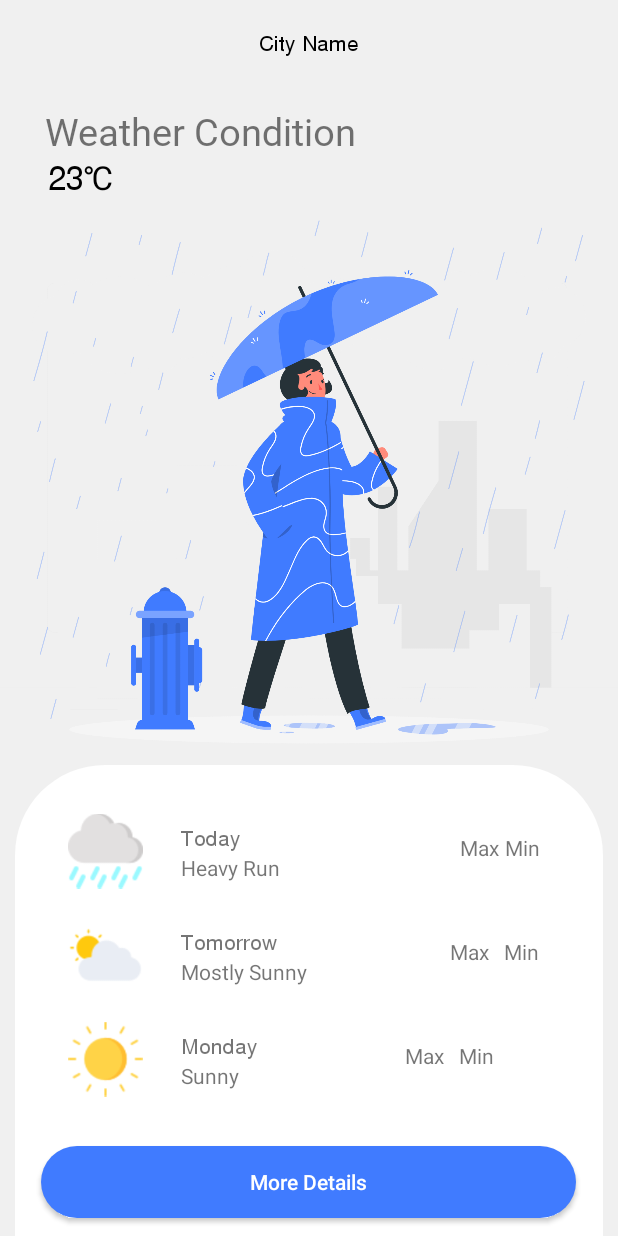
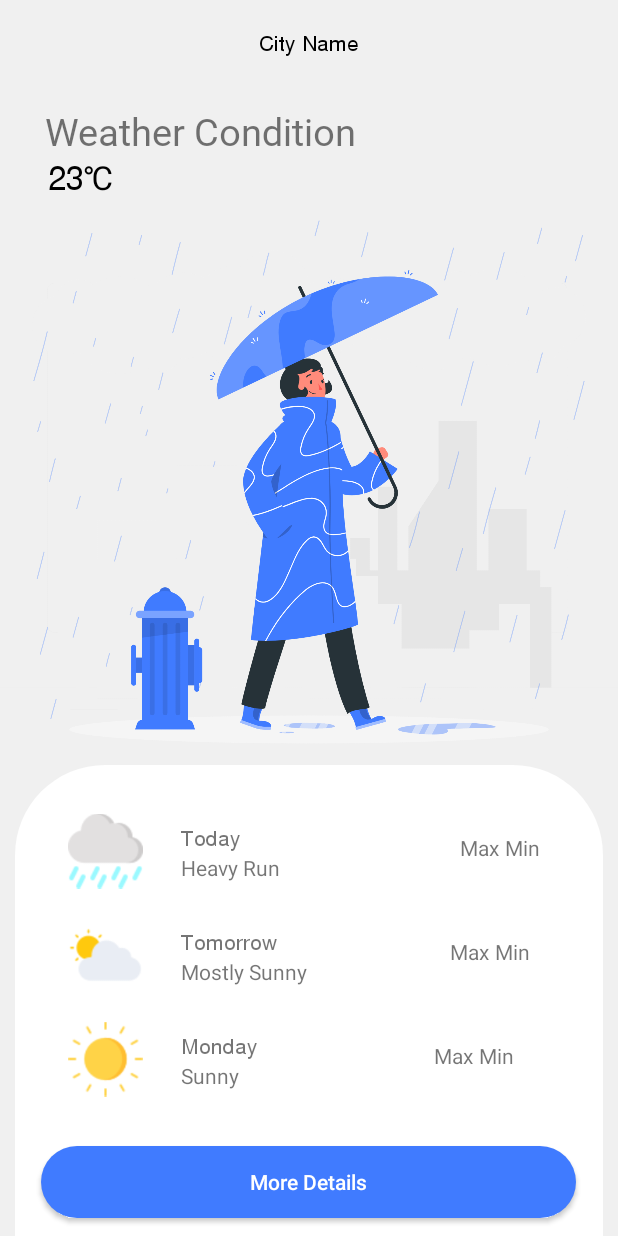
Before and after one commit to Royalaviation18/Weathernaut, an Android app: the screen it shows after launch (HomeActivity), on a phone screen of 412 x 824 dp. Run offline under Robolectric (Android 15) with nearby library versions, the phone set to English and light mode, and no system bars; 1 statement that could not run was skipped.

Commit message:
UI Updated

```diff
--- a/app/src/main/res/layout/activity_home.xml
+++ b/app/src/main/res/layout/activity_home.xml
@@ -176,7 +176,7 @@
                 android:id="@+id/tvTmMin"
                 android:layout_width="wrap_content"
                 android:layout_height="wrap_content"
-                android:layout_marginLeft="10dp"
+                android:layout_marginLeft="4dp"
                 android:layout_marginTop="25dp"
                 android:text="Min"
                 android:textSize="14sp" />
@@ -224,7 +224,7 @@
                 android:id="@+id/tvDayAfterMax"
                 android:layout_width="wrap_content"
                 android:layout_height="wrap_content"
-                android:layout_marginLeft="98dp"
+                android:layout_marginLeft="117dp"
                 android:layout_marginTop="25dp"
                 android:text="Max"
                 android:textSize="14sp" />
@@ -233,7 +233,7 @@
                 android:id="@+id/tvDayAfterMin"
                 android:layout_width="wrap_content"
                 android:layout_height="wrap_content"
-                android:layout_marginLeft="10dp"
+                android:layout_marginLeft="4dp"
                 android:layout_marginTop="25dp"
                 android:text="Min"
                 android:textSize="14sp" />
```
